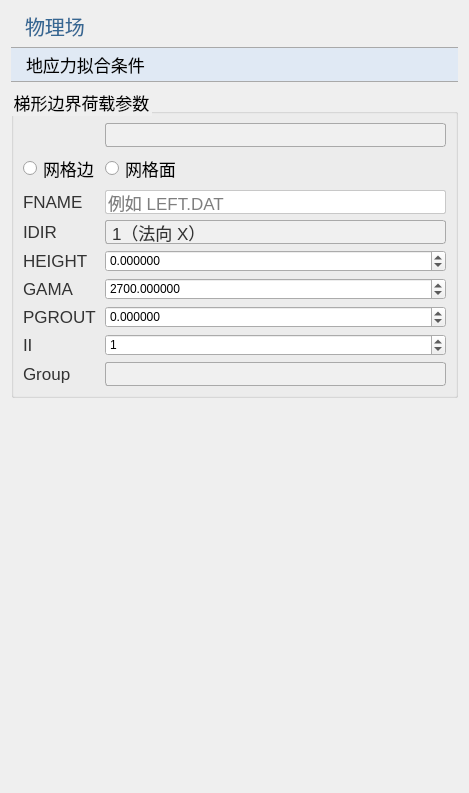
Old version of the form plugins/Base_PhysicalField/GeoStressFitFacePage.ui in the repository asd977/base_cae.
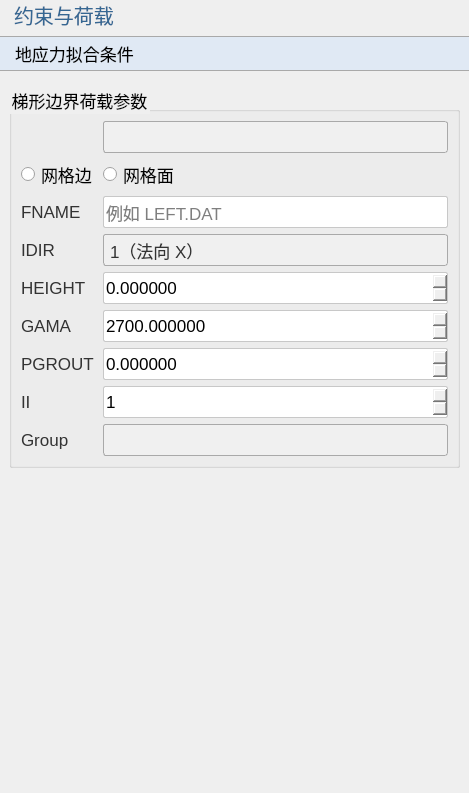
New version of the form. Icons and pictures are not drawn.

Commit message: style: refine Base_PhysicalField ui layout containers and spacing

What changed in the file:
```diff
--- a/plugins/Base_PhysicalField/GeoStressFitFacePage.ui
+++ b/plugins/Base_PhysicalField/GeoStressFitFacePage.ui
@@ -23,25 +23,19 @@
     border-color: rgb(121, 121, 121);
     border-style: solid;
     height: 33px;
-    border-top: 1px solid rgb(169, 169, 169); /* 上边框为灰色 */
-    border-bottom: 1px solid rgb(169, 169, 169); /* 下边框为灰色 */
-    border-left: none; /* 移除左边框 */
+    border-top: 1px solid rgb(169, 169, 169);
+    border-bottom: 1px solid rgb(169, 169, 169);
+    border-left: none;
     border-right: none;
     text-align: left;
 	padding-left: 15px;
 	font-size: 17px;
-	border-style: solid;
 }
 QLabel {
     font-family: &quot;Microsoft YaHei&quot;, &quot;微软雅黑&quot;;
     font-size: 17px;
     text-align: left;
     color: rgb(51, 51, 51);
-    white-space: nowrap;
-    line-height: 50px;
-    position: absolute;
-    top: 0px;
-    left: 0px;
 }
 QLabel#pageNameLabel {
     font-size: 20px;
@@ -50,10 +44,11 @@
 	padding-left:9px;
     color: rgb(53, 103, 147);
 }
-QLineEdit {
-    border: 1px solid rgb(200, 200, 200); /* 设置边框为淡灰色 */
-    border-radius: 2px; /* 设置圆角半径为 5 像素 */
+QLineEdit, QDoubleSpinBox, QSpinBox {
+    border: 1px solid rgb(200, 200, 200);
+    border-radius: 2px;
 	font-size: 17px;
+    min-height: 30px;
 }
 QLineEdit:focus {
     border-color: rgb(100, 100, 255); /* 设置焦点时的边框颜色为蓝色 */
@@ -67,46 +62,39 @@
     padding-left:6px;
     background: rgb(240, 240, 240);
     border: 1px solid rgb(169, 169, 169);
-    border-radius: 3px; /* 设置边框的圆角半径为5像素 */
+    border-radius: 3px;
+    min-height: 30px;
 }
 QComboBox::drop-down {
     background: rgb(240, 240, 240);
-}
-QComboBox::down-arrow {
-    image: url(:/resources/down_arrow.png); /* 替换下拉箭头图标 */
-}
-/*QCombobox右侧按钮*/
-QComboBox::drop-down {
     subcontrol-origin: padding;
-    subcontrol-position: top right;/*放于右方顶部*/
-    border-top-right-radius: 3px;/*设置边框圆角*/
+    subcontrol-position: top right;
+    border-top-right-radius: 3px;
     border-bottom-right-radius: 3px;
 }
-QLineEdit {
-    border: 1px solid rgb(200, 200, 200); /* 设置边框为淡灰色 */
-    border-radius: 2px; /* 设置圆角半径为 5 像素 */
-	font-size: 17px;
+QComboBox::down-arrow {
+    image: url(:/resources/down_arrow.png);
 }
-QLineEdit:focus {
-    border-color: rgb(100, 100, 255); /* 设置焦点时的边框颜色为蓝色 */
-    outline: none; /* 去掉默认的焦点边框 */
+QRadioButton, QCheckBox, QGroupBox {
+    font-size: 17px;
 }
-
-QRadioButton {
-    font-size: 17px; /* 设置字体大小为 14 像素 */
-}
-
-QCheckBox {
-    font-size: 17px; /* 设置字体大小为 14 像素 */
-}
-
-QGroupBox{
-    font-size: 17px; /* 设置字体大小为 14 像素 */   
+QTableWidget {
+    font-size: 16px;
+    gridline-color: rgb(210, 210, 210);
 }
 
 </string>
   </property>
   <layout class="QVBoxLayout" name="verticalLayout">
+   <property name="leftMargin">
+    <number>0</number>
+   </property>
+   <property name="topMargin">
+    <number>0</number>
+   </property>
+   <property name="rightMargin">
+    <number>0</number>
+   </property>
    <item>
     <widget class="QLabel" name="pageNameLabel">
      <property name="sizePolicy">
@@ -116,7 +104,7 @@
       </sizepolicy>
      </property>
      <property name="text">
-      <string>物理场</string>
+      <string>约束与荷载</string>
      </property>
     </widget>
    </item>
@@ -134,6 +122,9 @@
     </widget>
    </item>
    <item>
+    <widget class="QWidget" name="contentWidget" native="true">
+     <layout class="QVBoxLayout" name="contentLayout">
+   <item>
     <widget class="QGroupBox" name="groupBoxFit">
      <property name="title">
       <string>梯形边界荷载参数</string>
@@ -291,7 +282,10 @@
       </item>
      </layout>
     </widget>
+   </item>     </layout>
+    </widget>
    </item>
+
    <item>
     <spacer name="verticalSpacer">
      <property name="sizeHint" stdset="0">
```
Left out of the diff: 6 changed lines with no effect on the pictures. The commit also changes 10 other files.
